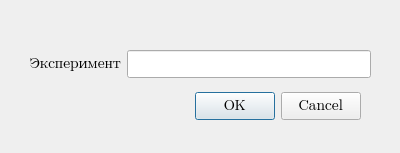
Old version of the form resources/v1/dlg_input_experiment.ui in the repository mcsltd/mcs-inRat-planner.
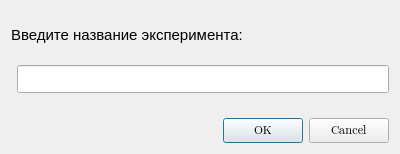
New version of the form.

Commit message: ui: update dialog window for experiment

Diff of the .ui file:
```diff
--- a/resources/v1/dlg_input_experiment.ui
+++ b/resources/v1/dlg_input_experiment.ui
@@ -10,7 +10,7 @@
     <x>0</x>
     <y>0</y>
     <width>400</width>
-    <height>153</height>
+    <height>154</height>
    </rect>
   </property>
   <property name="font">
@@ -22,57 +22,22 @@
   <property name="windowTitle">
    <string>Добавление эксперимента</string>
   </property>
-  <widget class="QDialogButtonBox" name="buttonBox">
-   <property name="geometry">
-    <rect>
-     <x>20</x>
-     <y>90</y>
-     <width>341</width>
-     <height>32</height>
-    </rect>
-   </property>
-   <property name="font">
-    <font>
-     <family>Segoe UI Emoji</family>
-     <pointsize>11</pointsize>
-    </font>
-   </property>
-   <property name="orientation">
-    <enum>Qt::Orientation::Horizontal</enum>
-   </property>
-   <property name="standardButtons">
-    <set>QDialogButtonBox::StandardButton::Cancel|QDialogButtonBox::StandardButton::Ok</set>
-   </property>
-  </widget>
-  <widget class="QWidget" name="formLayoutWidget">
-   <property name="geometry">
-    <rect>
-     <x>30</x>
-     <y>50</y>
-     <width>341</width>
-     <height>31</height>
-    </rect>
-   </property>
-   <property name="font">
-    <font>
-     <family>Segoe UI Emoji</family>
-     <pointsize>11</pointsize>
-    </font>
-   </property>
-   <layout class="QFormLayout" name="formLayoutExperiment">
+  <layout class="QGridLayout" name="gridLayout">
     <item row="0" column="0">
      <widget class="QLabel" name="labelExperiment">
       <property name="font">
        <font>
-        <family>Segoe UI Emoji</family>
+       <family>Segoe UI</family>
         <pointsize>11</pointsize>
        </font>
       </property>
       <property name="text">
-       <string>Эксперимент</string>
+      <string>Введите название эксперимента:</string>
       </property>
      </widget>
     </item>
+   <item row="1" column="0">
+    <layout class="QFormLayout" name="formLayoutExperiment">
     <item row="0" column="1">
      <widget class="QLineEdit" name="lineEditExperiment">
       <property name="font">
@@ -84,7 +49,24 @@
      </widget>
     </item>
    </layout>
-  </widget>
+   </item>
+   <item row="2" column="0">
+    <widget class="QDialogButtonBox" name="buttonBox">
+     <property name="font">
+      <font>
+       <family>Segoe UI Emoji</family>
+       <pointsize>9</pointsize>
+      </font>
+     </property>
+     <property name="orientation">
+      <enum>Qt::Orientation::Horizontal</enum>
+     </property>
+     <property name="standardButtons">
+      <set>QDialogButtonBox::StandardButton::Cancel|QDialogButtonBox::StandardButton::Ok</set>
+     </property>
+    </widget>
+   </item>
+  </layout>
  </widget>
  <resources/>
  <connections>
```
Left out of the diff: 2 changed lines with no effect on the pictures. Lines whose indentation alone changed are shown as unchanged. The commit also changes 1 other file.
